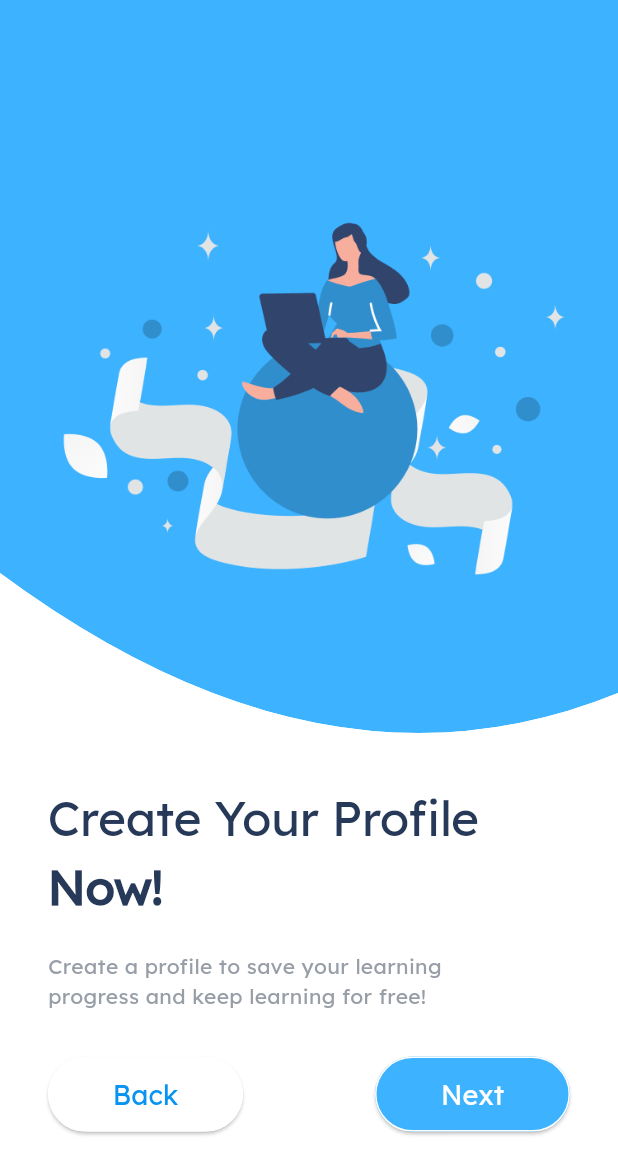
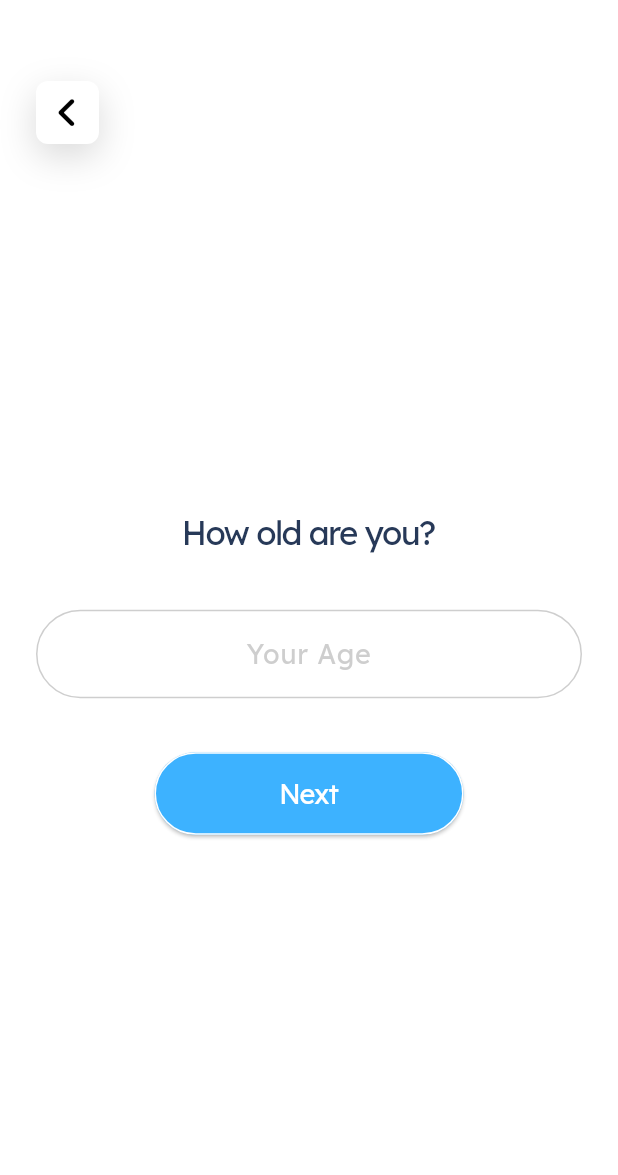
Before and after one commit to TuongPhamCT/ABC_Learning, a Flutter app: the RegisterPage screen opened by its route, after a tap on "Next", on a phone screen of 412 x 824 dp. Shown: the top 1175 px of the screen. Run offline on Flutter 3.47's test engine with Material 3 defaults, Android fonts, the light colour scheme and no system bars; our stand-ins replace firebase_auth, firebase_core, font_awesome_flutter, gap, hive_flutter, simple_gradient_text; accounts and stored records are empty; project files that could hold a hidden picture were left out.

Commit message:
age profile page ui done

```diff
--- a/abc_learning_app/lib/component/input_frame.dart
+++ b/abc_learning_app/lib/component/input_frame.dart
@@ -5,9 +5,17 @@ import 'package:flutter/material.dart';
 class InputFrame extends StatefulWidget {
   final String? hintText;
   final bool? isPassword;
+  final TextAlign? textAlign;
   final TextEditingController? controller;
-  const InputFrame(
-      {super.key, this.hintText, this.isPassword = false, this.controller});
+  final TextInputType? keyboardType;
+  const InputFrame({
+    super.key,
+    this.hintText,
+    this.isPassword = false,
+    this.controller,
+    this.textAlign,
+    this.keyboardType,
+  });
 
   @override
   State<InputFrame> createState() => _InputFrameState();
@@ -25,6 +33,8 @@ class _InputFrameState extends State<InputFrame> {
   @override
   Widget build(BuildContext context) {
     return TextField(
+      keyboardType: widget.keyboardType,
+      textAlign: widget.textAlign ?? TextAlign.start,
       onTapOutside: (event) {
         FocusScope.of(context).unfocus();
       },
--- a/abc_learning_app/lib/constant/color_palette.dart
+++ b/abc_learning_app/lib/constant/color_palette.dart
@@ -8,4 +8,7 @@ class ColorPalette {
   static const Color loginbutton = Color(0xff0693F1);
   static const Color googleDialog = Color(0xffFAFAFA);
   static const Color emailgg = Color(0xff3C3C43);
+
+  //Profile - property Page
+  static const Color profileTitle = Color(0xff273958);
 }
--- a/abc_learning_app/lib/constant/text_style.dart
+++ b/abc_learning_app/lib/constant/text_style.dart
@@ -41,6 +41,7 @@ class TextStyles {
     color: Colors.white,
     fontWeight: FontWeight.normal,
     fontFamily: AppFonts.lexend,
+    letterSpacing: -0.7,
   );
   static const TextStyle MediumTextRegular = TextStyle(
     fontSize: 14,
@@ -55,6 +56,15 @@ class TextStyles {
     letterSpacing: -0.24,
     fontFamily: AppFonts.lexend,
   );
+
+  //Profile - property Page
+  static const TextStyle profileTitle = TextStyle(
+    fontSize: 22,
+    color: ColorPalette.profileTitle,
+    fontWeight: FontWeight.w500,
+    fontFamily: AppFonts.lexend,
+    letterSpacing: -1,
+  );
 }
 
 class AppFonts {
--- /dev/null
+++ b/abc_learning_app/lib/page/age_profile_page.dart
@@ -0,0 +1,97 @@
+import 'package:abc_learning_app/component/input_frame.dart';
+import 'package:abc_learning_app/constant/color_palette.dart';
+import 'package:abc_learning_app/constant/text_style.dart';
+import 'package:flutter/material.dart';
+import 'package:font_awesome_flutter/font_awesome_flutter.dart';
+import 'package:gap/gap.dart';
+
+class AgeProfile extends StatefulWidget {
+  const AgeProfile({super.key});
+  static const String routeName = 'age_profile_page';
+
+  @override
+  State<AgeProfile> createState() => _AgeProfileState();
+}
+
+class _AgeProfileState extends State<AgeProfile> {
+  @override
+  Widget build(BuildContext context) {
+    Size size = MediaQuery.of(context).size;
+    return Scaffold(
+      body: Container(
+        padding: EdgeInsets.all(24),
+        child: Column(
+          crossAxisAlignment: CrossAxisAlignment.start,
+          children: [
+            const Gap(30),
+            GestureDetector(
+              onTap: () {
+                Navigator.pop(context);
+              },
+              child: Container(
+                height: 42,
+                width: 42,
+                decoration: BoxDecoration(
+                  color: Colors.white,
+                  borderRadius: BorderRadius.circular(8),
+                  boxShadow: [
+                    BoxShadow(
+                      color: Colors.black.withOpacity(0.15),
+                      blurRadius: 20,
+                      offset: Offset(0, 8),
+                    ),
+                  ],
+                ),
+                child: Icon(
+                  FontAwesomeIcons.angleLeft,
+                  color: Colors.black,
+                ),
+              ),
+            ),
+            Expanded(
+              child: Container(
+                alignment: Alignment.center,
+                child: Column(
+                  mainAxisAlignment: MainAxisAlignment.center,
+                  children: [
+                    Text(
+                      'How old are you?',
+                      style: TextStyles.profileTitle,
+                    ),
+                    const Gap(36),
+                    InputFrame(
+                      hintText: 'Your Age',
+                      textAlign: TextAlign.center,
+                      keyboardType: TextInputType.number,
+                    ),
+                    const Gap(36),
+                    ElevatedButton(
+                      onPressed: () {},
+                      style: ButtonStyle(
+                        padding: MaterialStateProperty.all<EdgeInsetsGeometry>(
+                            EdgeInsets.all(8)),
+                        fixedSize: MaterialStateProperty.all<Size>(
+                            Size(size.width / 2, 55)),
+                        backgroundColor: MaterialStateProperty.all<Color>(
+                            ColorPalette.primaryColor),
+                        side: MaterialStateProperty.all<BorderSide>(
+                            BorderSide(color: Colors.white, width: 1)),
+                        shape:
+                            MaterialStateProperty.all<RoundedRectangleBorder>(
+                          RoundedRectangleBorder(
+                            borderRadius: BorderRadius.circular(40),
+                          ),
+                        ),
+                      ),
+                      child: Text('Next', style: TextStyles.loginButtonText),
+                    ),
+                  ],
+                ),
+              ),
+            )
+          ],
+        ),
+      ),
+    );
+  }
+}
--- a/abc_learning_app/lib/page/register_page.dart
+++ b/abc_learning_app/lib/page/register_page.dart
@@ -1,6 +1,7 @@
 import 'package:abc_learning_app/constant/asset_helper.dart';
 import 'package:abc_learning_app/constant/color_palette.dart';
 import 'package:abc_learning_app/constant/text_style.dart';
+import 'package:abc_learning_app/page/age_profile_page.dart';
 import 'package:flutter/material.dart';
 import 'package:gap/gap.dart';
 
@@ -86,7 +87,10 @@ class _RegisterPageState extends State<RegisterPage> {
                               )),
                         ),
                         ElevatedButton(
-                          onPressed: () {},
+                          onPressed: () {
+                            Navigator.of(context)
+                                .pushNamed(AgeProfile.routeName);
+                          },
                           style: ButtonStyle(
                             padding:
                                 MaterialStateProperty.all<EdgeInsetsGeometry>(
--- a/abc_learning_app/lib/route.dart
+++ b/abc_learning_app/lib/route.dart
@@ -1,3 +1,4 @@
+import 'package:abc_learning_app/page/age_profile_page.dart';
 import 'package:abc_learning_app/page/login_page.dart';
 import 'package:abc_learning_app/page/register_page.dart';
 import 'package:abc_learning_app/page/splash_page.dart';
@@ -9,4 +10,5 @@ final Map<String, WidgetBuilder> routes = {
   StarterPage.routeName: (context) => StarterPage(),
   LoginPage.routeName: (context) => LoginPage(),
   RegisterPage.routeName: (context) => RegisterPage(),
+  AgeProfile.routeName: (context) => AgeProfile(),
 };
```
Also changed, not shown: abc_learning_app/lib/page/name_profile_page.dart (added, +96 -0 lines).
